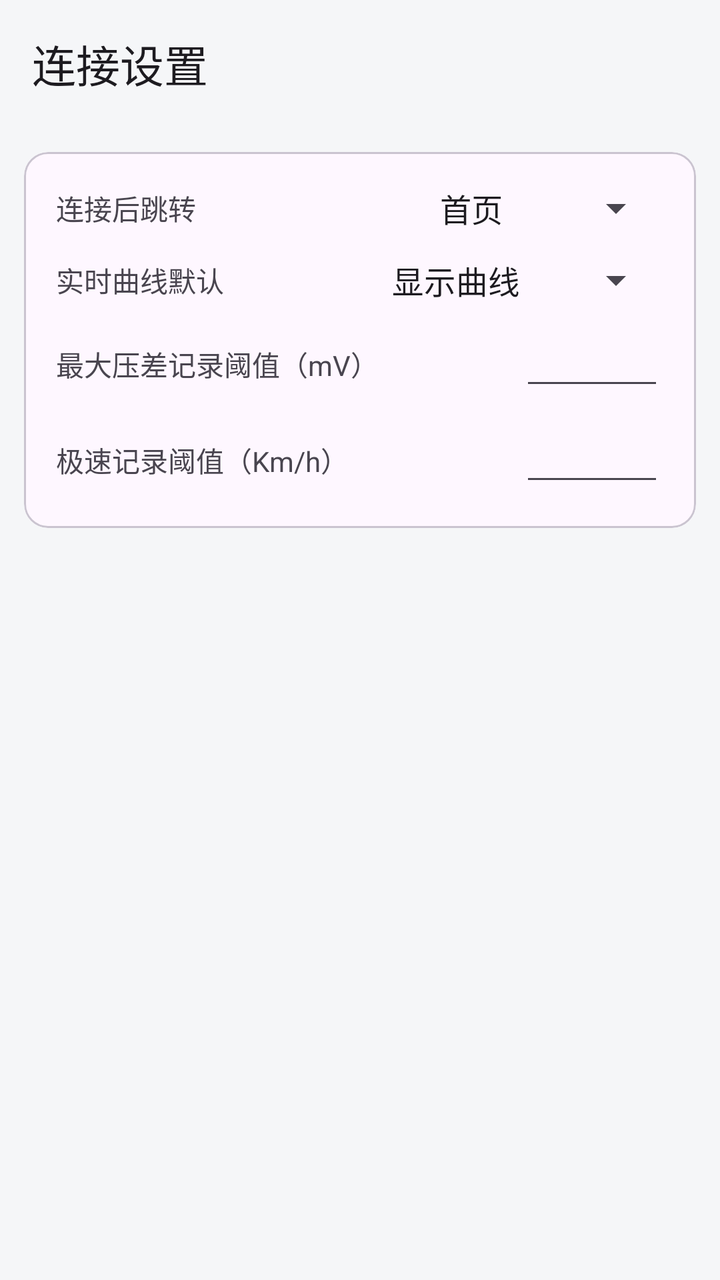
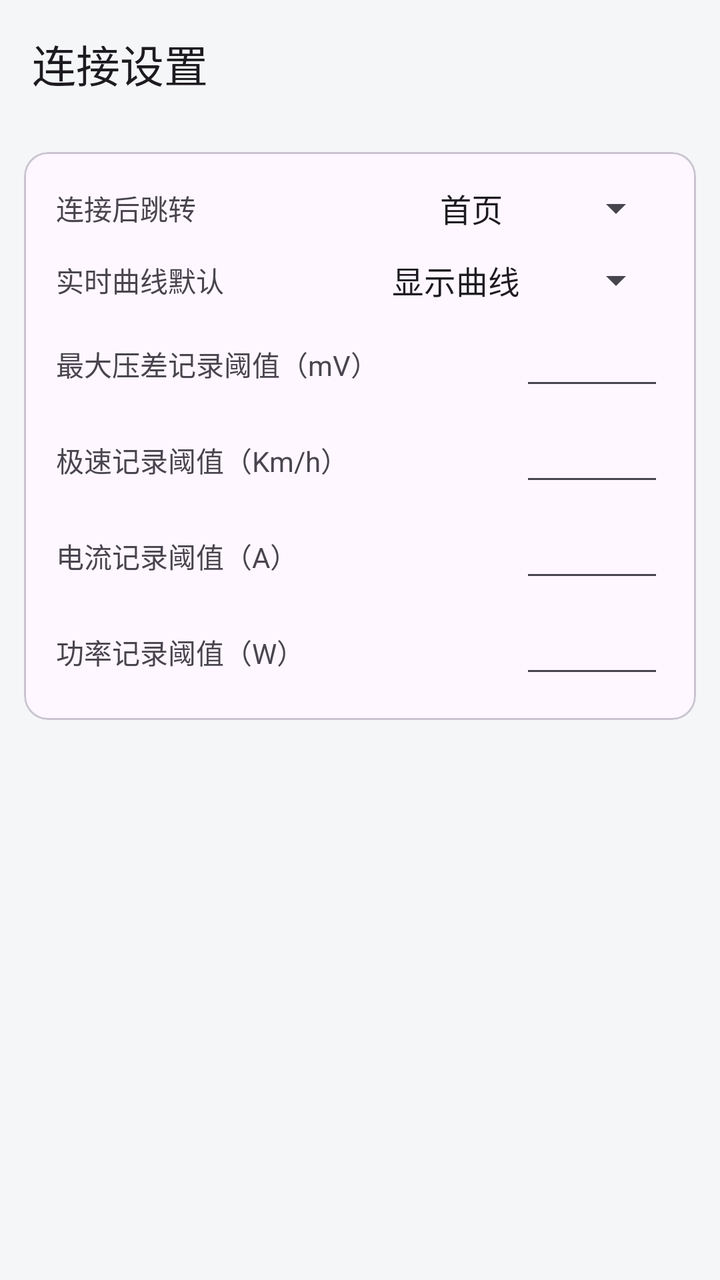

Before-and-after screenshots of an Android layout around one commit, followed by the original layout XML and the change that was made.
<!-- AndroidManifest.xml: application theme Theme.YYBMS -->
<!-- res/layout/activity_connection_settings.xml -->
<?xml version="1.0" encoding="utf-8"?>
<LinearLayout xmlns:android="http://schemas.android.com/apk/res/android"
    xmlns:app="http://schemas.android.com/apk/res-auto"
    android:layout_width="match_parent"
    android:layout_height="match_parent"
    android:orientation="vertical">

    <com.google.android.material.appbar.MaterialToolbar
        android:id="@+id/toolbar"
        android:layout_width="match_parent"
        android:layout_height="?attr/actionBarSize"
        app:title="@string/connection_settings" />

    <ScrollView
        android:layout_width="match_parent"
        android:layout_height="match_parent">

        <LinearLayout
            android:layout_width="match_parent"
            android:layout_height="wrap_content"
            android:orientation="vertical"
            android:padding="12dp">

            <com.google.android.material.card.MaterialCardView
                android:layout_width="match_parent"
                android:layout_height="wrap_content"
                app:cardCornerRadius="12dp"
                app:cardElevation="0dp"
                app:contentPadding="16dp"
                app:strokeWidth="1dp">

                <LinearLayout
                    android:layout_width="match_parent"
                    android:layout_height="wrap_content"
                    android:orientation="vertical">

                    
                    <LinearLayout
                        android:layout_width="match_parent"
                        android:layout_height="wrap_content"
                        android:gravity="center_vertical"
                        android:orientation="horizontal">

                        <TextView
                            android:layout_width="0dp"
                            android:layout_height="wrap_content"
                            android:layout_weight="1"
                            android:text="@string/setting_connect_jump_title"
                            android:textSize="14sp" />

                        <Spinner
                            android:id="@+id/spinner_connect_jump_tab"
                            android:layout_width="wrap_content"
                            android:layout_height="wrap_content"
                            android:entries="@array/connect_jump_tab_labels"
                            android:minWidth="120dp"
                            android:spinnerMode="dropdown" />
                    </LinearLayout>

                    
                    <LinearLayout
                        android:layout_width="match_parent"
                        android:layout_height="wrap_content"
                        android:layout_marginTop="12dp"
                        android:gravity="center_vertical"
                        android:orientation="horizontal">

                        <TextView
                            android:layout_width="0dp"
                            android:layout_height="wrap_content"
                            android:layout_weight="1"
                            android:text="@string/setting_curve_default_title"
                            android:textSize="14sp" />

                        <Spinner
                            android:id="@+id/spinner_realtime_curve_default"
                            android:layout_width="wrap_content"
                            android:layout_height="wrap_content"
                            android:entries="@array/curve_default_labels"
                            android:minWidth="120dp"
                            android:spinnerMode="dropdown" />
                    </LinearLayout>

                    
                    <LinearLayout
                        android:layout_width="match_parent"
                        android:layout_height="wrap_content"
                        android:layout_marginTop="12dp"
                        android:gravity="center_vertical"
                        android:orientation="horizontal">

                        <TextView
                            android:layout_width="0dp"
                            android:layout_height="wrap_content"
                            android:layout_weight="1"
                            android:text="@string/setting_diff_threshold_title"
                            android:textSize="14sp" />

                        <EditText
                            android:id="@+id/et_diff_threshold"
                            android:layout_width="72dp"
                            android:layout_height="wrap_content"
                            android:gravity="end"
                            android:imeOptions="actionDone"
                            android:importantForAutofill="no"
                            android:inputType="numberDecimal"
                            android:maxLines="1"
                            android:minWidth="72dp"
                            android:textSize="14sp" />
                    </LinearLayout>

                    
                    <LinearLayout
                        android:layout_width="match_parent"
                        android:layout_height="wrap_content"
                        android:layout_marginTop="12dp"
                        android:gravity="center_vertical"
                        android:orientation="horizontal">

                        <TextView
                            android:layout_width="0dp"
                            android:layout_height="wrap_content"
                            android:layout_weight="1"
                            android:text="@string/setting_top_speed_threshold_title"
                            android:textSize="14sp" />

                        <EditText
                            android:id="@+id/et_top_speed_threshold"
                            android:layout_width="72dp"
                            android:layout_height="wrap_content"
                            android:gravity="end"
                            android:imeOptions="actionDone"
                            android:importantForAutofill="no"
                            android:inputType="numberDecimal"
                            android:maxLines="1"
                            android:minWidth="72dp"
                            android:textSize="14sp" />
                    </LinearLayout>
                </LinearLayout>
            </com.google.android.material.card.MaterialCardView>
        </LinearLayout>
    </ScrollView>
</LinearLayout>
<!-- resources referenced by this layout -->
<resources>
  <string-array name="connect_jump_tab_labels">
          <item>@string/nav_home</item>
          <item>@string/nav_realtime</item>
          <item>@string/nav_data</item>
          <item>@string/nav_overlay</item>
      </string-array>
  <string-array name="curve_default_labels">
          <item>@string/curve_default_show</item>
          <item>@string/curve_default_hide</item>
      </string-array>
  <string name="connection_settings">连接设置</string>
  <string name="setting_connect_jump_title">连接后跳转</string>
  <string name="setting_curve_default_title">实时曲线默认</string>
  <string name="setting_diff_threshold_title">最大压差记录阈值（mV）</string>
  <string name="setting_top_speed_threshold_title">极速记录阈值（Km/h）</string>
  <style name="Theme.YYBMS" parent="Theme.Material3.DayNight.NoActionBar">
          <item name="colorPrimary">@color/primary</item>
          <item name="colorPrimaryDark">@color/primary_dark</item>
          <item name="android:statusBarColor" tools:targetApi="l">?attr/colorPrimary</item>
          <item name="android:windowBackground">@color/background</item>
      </style>
  <string name="nav_home">首页</string>
  <string name="nav_realtime">实时</string>
  <string name="nav_data">数据</string>
  <string name="nav_overlay">导航</string>
  <string name="curve_default_show">显示曲线</string>
  <string name="curve_default_hide">不显示曲线</string>
  <color name="primary">#1565C0</color>
  <color name="primary_dark">#0D47A1</color>
  <color name="background">#F5F6F8</color>
</resources>

<!-- the commit's change to res/layout/activity_connection_settings.xml (unified diff, before → after) -->
@@ -136,6 +136,62 @@
                             android:minWidth="72dp"
                             android:textSize="14sp" />
                     </LinearLayout>
+
+                    
+                    <LinearLayout
+                        android:layout_width="match_parent"
+                        android:layout_height="wrap_content"
+                        android:layout_marginTop="12dp"
+                        android:gravity="center_vertical"
+                        android:orientation="horizontal">
+
+                        <TextView
+                            android:layout_width="0dp"
+                            android:layout_height="wrap_content"
+                            android:layout_weight="1"
+                            android:text="@string/setting_current_threshold_title"
+                            android:textSize="14sp" />
+
+                        <EditText
+                            android:id="@+id/et_current_threshold"
+                            android:layout_width="72dp"
+                            android:layout_height="wrap_content"
+                            android:gravity="end"
+                            android:imeOptions="actionDone"
+                            android:importantForAutofill="no"
+                            android:inputType="numberDecimal"
+                            android:maxLines="1"
+                            android:minWidth="72dp"
+                            android:textSize="14sp" />
+                    </LinearLayout>
+
+                    
+                    <LinearLayout
+                        android:layout_width="match_parent"
+                        android:layout_height="wrap_content"
+                        android:layout_marginTop="12dp"
+                        android:gravity="center_vertical"
+                        android:orientation="horizontal">
+
+                        <TextView
+                            android:layout_width="0dp"
+                            android:layout_height="wrap_content"
+                            android:layout_weight="1"
+                            android:text="@string/setting_power_threshold_title"
+                            android:textSize="14sp" />
+
+                        <EditText
+                            android:id="@+id/et_power_threshold"
+                            android:layout_width="72dp"
+                            android:layout_height="wrap_content"
+                            android:gravity="end"
+                            android:imeOptions="actionDone"
+                            android:importantForAutofill="no"
+                            android:inputType="numberDecimal"
+                            android:maxLines="1"
+                            android:minWidth="72dp"
+                            android:textSize="14sp" />
+                    </LinearLayout>
                 </LinearLayout>
             </com.google.android.material.card.MaterialCardView>
         </LinearLayout>
<!-- resource entries referenced after the edit -->
@@ -12,8 +12,10 @@
       </string-array>
   <string name="connection_settings">连接设置</string>
   <string name="setting_connect_jump_title">连接后跳转</string>
+  <string name="setting_current_threshold_title">电流记录阈值（A）</string>
   <string name="setting_curve_default_title">实时曲线默认</string>
   <string name="setting_diff_threshold_title">最大压差记录阈值（mV）</string>
+  <string name="setting_power_threshold_title">功率记录阈值（W）</string>
   <string name="setting_top_speed_threshold_title">极速记录阈值（Km/h）</string>
   <style name="Theme.YYBMS" parent="Theme.Material3.DayNight.NoActionBar">
           <item name="colorPrimary">@color/primary</item>
